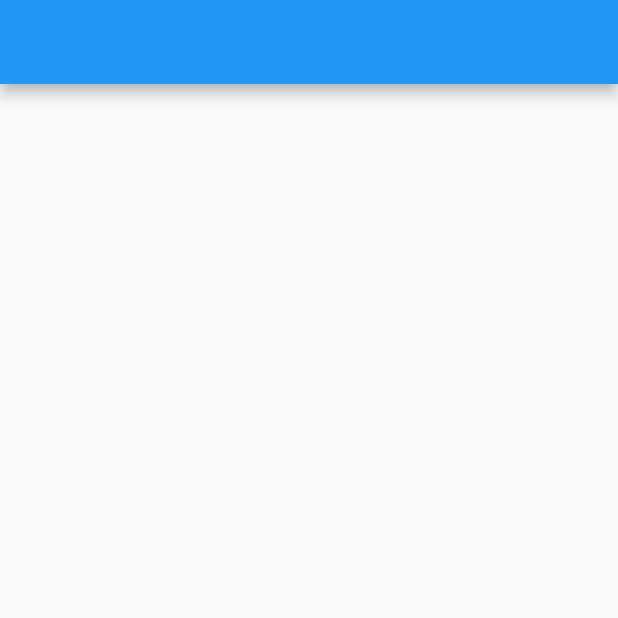
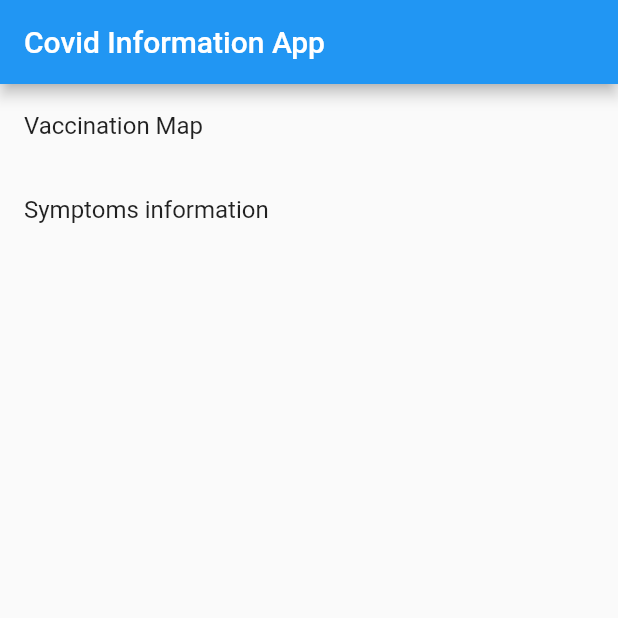
Before and after one commit to summerboredomdev/COVID_Info_App, a Flutter app: the screen it shows after launch, on a phone screen of 412 x 824 dp, the top half of it. Run offline on Flutter 3.47's test engine with Material 2 defaults, Android fonts, the phone set to English and light mode, and no system bars; our stand-ins replace google_maps_flutter.

Commit message:
Navigation and load symptoms from API.

```diff
--- a/lib/main.dart
+++ b/lib/main.dart
@@ -9,23 +9,6 @@ void main() {
   runApp(MyApp());
 }
 //TODO: turn into stateful widgets so we can load data from api. Data gets from API, but the screen is painted before the data has loaded. Need a way to wait for the data and THEN paint the app.
-Future<List<Symptom>> fetchSymptoms() async {
-  final response = await http.get(
-      Uri.parse("https://covidhackatonapi.azurewebsites.net/api/Symptoms"));
-  List<dynamic> symptomListDyn = (json.decode(response.body))
-      .map((data) => Symptom.fromJson(data))
-      .toList();
-  List<Symptom> symptomList = symptomListDyn.cast<Symptom>();
-  return symptomList;
-}
-
-List<Symptom> symptomList() {
-  List<Symptom> returnList = [];
-  fetchSymptoms().then((value) => returnList = value);
-  print("list");
-  print(returnList);
-  return returnList;
-}
 
 class MyApp extends StatelessWidget {
   @override
@@ -35,9 +18,42 @@ class MyApp extends StatelessWidget {
       theme: ThemeData(
         primarySwatch: Colors.blue,
       ),
-      home: SymptomsListScreen(
-        onTapped: handleSymptomTapped,
-        symptoms: symptomList(),
+      home: MainScreen(),
+    );
+  }
+}
+
+class MainScreen extends StatelessWidget {
+  @override
+  Widget build(BuildContext context) {
+    return MaterialApp(
+      title: 'Flutter Demo',
+      theme: ThemeData(
+        primarySwatch: Colors.blue,
+      ),
+      home: Scaffold(
+        appBar: AppBar(
+            title: Text("Covid Information App"), backgroundColor: Colors.blue),
+        body: ListView(
+          children: [
+            ListTile(
+              title: Text("Vaccination Map"),
+              onTap: () {
+                Navigator.push(context,
+                    MaterialPageRoute(builder: (context) => const MapScreen()));
+              },
+            ),
+            ListTile(
+              title: Text("Symptoms information"),
+              onTap: () {
+                Navigator.push(
+                    context,
+                    MaterialPageRoute(
+                        builder: (context) => SymptomsListScreen()));
+              },
+            ),
+          ],
+        ),
       ),
     );
   }
--- a/lib/symptom.dart
+++ b/lib/symptom.dart
@@ -1,4 +1,8 @@
+import 'dart:convert';
+
+import 'package:covidapp/main.dart';
 import 'package:flutter/material.dart';
+import 'package:http/http.dart' as http;
 
 class Symptom {
   final String name;
@@ -11,13 +15,21 @@ class Symptom {
   }
 }
 
-class SymptomsListScreen extends StatelessWidget {
-  final List<Symptom> symptoms;
-  final ValueChanged<Symptom> onTapped;
-  SymptomsListScreen({
-    required this.symptoms,
-    required this.onTapped,
-  });
+class SymptomsListScreen extends StatefulWidget {
+  SymptomsListScreen() : super();
+  @override
+  _SymptomsScreenState createState() => _SymptomsScreenState();
+}
+
+class _SymptomsScreenState extends State<SymptomsListScreen> {
+  List<Symptom> symptoms = [];
+
+  @override
+  void initState() {
+    super.initState();
+    fetchSymptoms();
+  }
+
   @override
   Widget build(BuildContext context) {
     return Scaffold(
@@ -28,14 +40,36 @@ class SymptomsListScreen extends StatelessWidget {
               ListTile(
                 title: Text(symptom.name),
                 subtitle: Text(symptom.description),
-              onTap: () => onTapped(symptom),
+                onTap: () => handleSymptomTapped(symptom),
               )
           ],
+        ));
+  }
+
+  void handleSymptomTapped(Symptom symptom) {
+    Navigator.of(context).push(
+      MaterialPageRoute<void>(
+        builder: (BuildContext context) {
+          return Scaffold(
+              appBar: AppBar(
+                title: Text(symptom.name),
+                backgroundColor: Colors.grey,
+              ),
+              body: Center(
+                  child:
+                      Text(symptom.description, textAlign: TextAlign.center)));
+        },
       ),
     );
   }
+
+  void fetchSymptoms() async {
+    final response = await http.get(
+        Uri.parse("https://covidhackatonapi.azurewebsites.net/api/Symptoms"));
+    List<dynamic> symptomListDyn = (json.decode(response.body))
+        .map((data) => Symptom.fromJson(data))
+        .toList();
+    List<Symptom> symptomList = symptomListDyn.cast<Symptom>();
+    symptoms = symptomList;
   }
-
-void handleSymptomTapped(Symptom symptom) {
-  print(symptom.name);
 }
```
Lines whose indentation alone changed are shown as unchanged.
